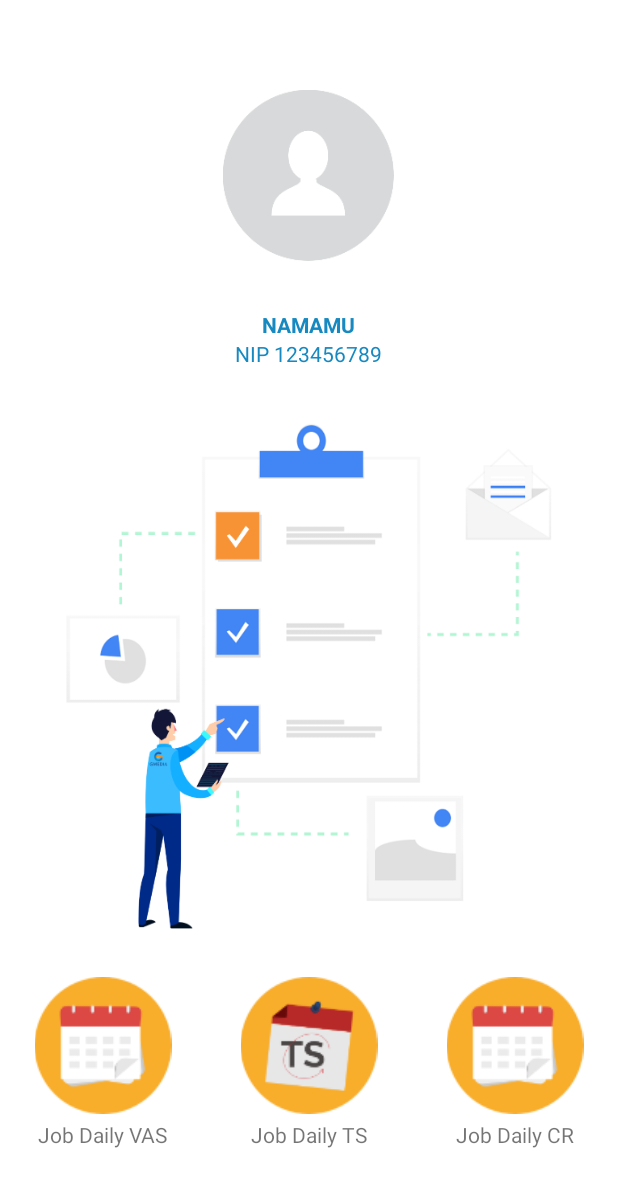
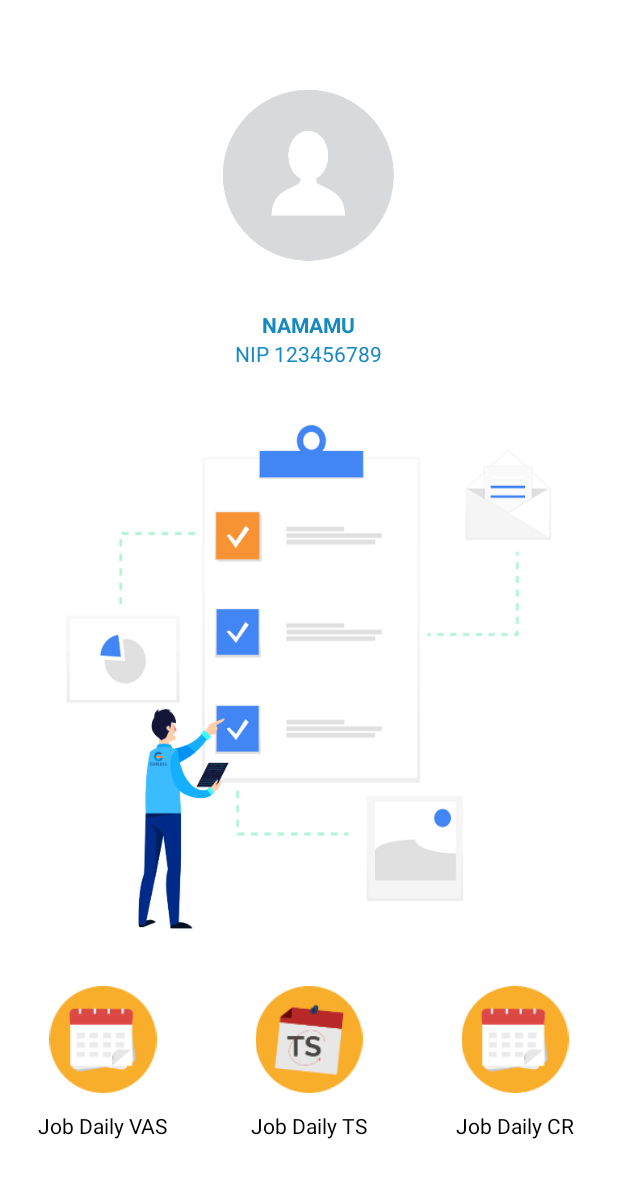
Before and after one commit to BayuW1995/VASGmediaSemarang, an Android app: the layout home.xml on its own in the app's theme, with its tools: preview values and no code run, on a phone screen of 412 x 824 dp. Shown: the top 1187 px of the screen. Run offline under Robolectric (Android 15) with nearby library versions, the light colour scheme and no system bars; network calls fail.

Commit message:
new menu report CR

```diff
--- a/app/build.gradle
+++ b/app/build.gradle
@@ -6,7 +6,7 @@ android {
         applicationId "gmedia.net.id.vasgmediasemarang"
         minSdkVersion 16
         targetSdkVersion 27
-        versionCode 3
+        versionCode 4
         versionName "1.0.1"
         testInstrumentationRunner "android.support.test.runner.AndroidJUnitRunner"
     }
--- a/app/src/main/java/gmedia/net/id/vasgmediasemarang/menu_equipment/Equipment.java
+++ b/app/src/main/java/gmedia/net/id/vasgmediasemarang/menu_equipment/Equipment.java
@@ -435,7 +435,6 @@ public class Equipment extends AppCompatActivity {
 							}
 						});
 						recView.addOnScrollListener(load);*/
-
 						/*recView.setOnScrollListener(new AbsListView.OnScrollListener() {
 							@Override
 							public void onScrollStateChanged(AbsListView absListView, int i) {
--- a/app/src/main/java/gmedia/net/id/vasgmediasemarang/menu_job_daily_ts/JobDailyTS.java
+++ b/app/src/main/java/gmedia/net/id/vasgmediasemarang/menu_job_daily_ts/JobDailyTS.java
@@ -178,7 +178,8 @@ public class JobDailyTS extends AppCompatActivity {
 									isi.getString("alamat"),
 									isi.getString("jenis_project"),
 									isi.getString("survey_lastmile"),
-									isi.getString("flag_custom")
+									isi.getString("flag_custom"),
+									isi.getString("update_progress")
 							));
 						}
 						listView.setAdapter(null);
--- a/app/src/main/res/layout/home.xml
+++ b/app/src/main/res/layout/home.xml
@@ -104,134 +104,119 @@
                 android:layout_height="0dp"
                 android:layout_weight="0.5" />
 
-
             <LinearLayout
                 android:layout_width="match_parent"
                 android:layout_height="0dp"
                 android:layout_weight="3"
                 android:orientation="horizontal"
+                android:gravity="center"
                 android:weightSum="3">
-
-                <LinearLayout
-                    android:layout_width="0dp"
-                    android:layout_height="match_parent"
-                    android:layout_weight="1"
-                    android:gravity="center"
-                    android:orientation="horizontal"
-                    android:weightSum="5">
 
                 <LinearLayout
                     android:id="@+id/menuDailyJoblist"
                     android:layout_width="0dp"
                     android:layout_height="match_parent"
-                        android:layout_weight="4"
+                    android:layout_weight="1"
                     android:background="@drawable/bcg_menu_home"
                     android:clickable="true"
                     android:gravity="center"
+                    android:padding="@dimen/menu_padding"
+                    android:layout_marginLeft="@dimen/menu_width"
+                    android:layout_marginRight="@dimen/menu_width"
                     android:orientation="vertical"
                     android:weightSum="5">
 
                     <ImageView
                         android:layout_width="match_parent"
                         android:layout_height="0dp"
-                            android:layout_weight="4"
+                        android:layout_weight="3.5"
                         android:src="@drawable/icon_daily_vas" />
 
                     <RelativeLayout
                         android:layout_width="match_parent"
                         android:layout_height="0dp"
-                            android:layout_weight="1">
+                        android:layout_weight="1.5">
 
                         <TextView
                             android:layout_width="wrap_content"
                             android:layout_height="wrap_content"
                             android:layout_alignParentBottom="true"
                             android:layout_centerHorizontal="true"
+                            android:textColor="@color/black"
                             android:text="Job Daily VAS" />
                     </RelativeLayout>
 
                 </LinearLayout>
-                </LinearLayout>
-
-                <LinearLayout
-                    android:layout_width="0dp"
-                    android:layout_height="match_parent"
-                    android:layout_weight="1"
-                    android:gravity="center"
-                    android:orientation="horizontal"
-                    android:weightSum="5">
 
                 <LinearLayout
                     android:id="@+id/menuJobDailyTS"
                     android:layout_width="0dp"
                     android:layout_height="match_parent"
-                        android:layout_weight="4"
+                    android:layout_weight="1"
                     android:background="@drawable/bcg_menu_home"
                     android:clickable="true"
                     android:gravity="center"
+                    android:padding="@dimen/menu_padding"
+                    android:layout_marginLeft="@dimen/menu_width"
+                    android:layout_marginRight="@dimen/menu_width"
                     android:orientation="vertical"
                     android:weightSum="5">
 
                     <ImageView
                         android:layout_width="match_parent"
                         android:layout_height="0dp"
-                            android:layout_weight="4"
+                        android:layout_weight="3.5"
                         android:src="@drawable/icon_daily_job_ts" />
 
                     <RelativeLayout
                         android:layout_width="match_parent"
                         android:layout_height="0dp"
-                            android:layout_weight="1">
+                        android:layout_weight="1.5">
 
                         <TextView
                             android:layout_width="wrap_content"
                             android:layout_height="wrap_content"
                             android:layout_alignParentBottom="true"
                             android:layout_centerHorizontal="true"
+                            android:textColor="@color/black"
                             android:text="Job Daily TS" />
                     </RelativeLayout>
                 </LinearLayout>
-                </LinearLayout>
-
-                <LinearLayout
-                    android:layout_width="0dp"
-                    android:layout_height="match_parent"
-                    android:layout_weight="1"
-                    android:gravity="center"
-                    android:orientation="horizontal"
-                    android:weightSum="5">
 
                 <LinearLayout
                     android:id="@+id/menuJobDailyCR"
                     android:layout_width="0dp"
                     android:layout_height="match_parent"
-                        android:layout_weight="4"
+                    android:layout_weight="1"
                     android:background="@drawable/bcg_menu_home"
                     android:clickable="true"
                     android:gravity="center"
+                    android:padding="@dimen/menu_padding"
+                    android:layout_marginLeft="@dimen/menu_width"
+                    android:layout_marginRight="@dimen/menu_width"
                     android:orientation="vertical"
                     android:weightSum="5">
 
                     <ImageView
                         android:layout_width="match_parent"
                         android:layout_height="0dp"
-                            android:layout_weight="4"
+                        android:layout_weight="3.5"
                         android:src="@drawable/icon_daily_vas" />
 
                     <RelativeLayout
                         android:layout_width="match_parent"
                         android:layout_height="0dp"
-                            android:layout_weight="1">
+                        android:layout_weight="1.5">
 
                         <TextView
                             android:layout_width="wrap_content"
                             android:layout_height="wrap_content"
                             android:layout_alignParentBottom="true"
                             android:layout_centerHorizontal="true"
+                            android:textColor="@color/black"
                             android:text="Job Daily CR" />
                     </RelativeLayout>
 
-                    </LinearLayout>
                 </LinearLayout>
             </LinearLayout>
 
--- a/app/src/main/res/values/colors.xml
+++ b/app/src/main/res/values/colors.xml
@@ -7,4 +7,5 @@
     <color name="notifBarKuning">#e98706</color>
     <color name="layoutKuning">#FFF79436</color>
     <color name="layoutBiru">#02b9ff</color>
+    <color name="black">#000000</color>
 </resources>
--- a/app/src/main/res/values/dimens.xml
+++ b/app/src/main/res/values/dimens.xml
@@ -5,4 +5,6 @@
     <dimen name="nav_header_vertical_spacing">8dp</dimen>
     <dimen name="nav_header_height">176dp</dimen>
     <dimen name="fab_margin">16dp</dimen>
+    <dimen name="menu_width">8dp</dimen>
+    <dimen name="menu_padding">6dp</dimen>
 </resources>
--- a/build.gradle
+++ b/build.gradle
@@ -11,9 +11,9 @@ buildscript {
         }
     }
     dependencies {
-        classpath 'com.android.tools.build:gradle:3.4.0'
+        classpath 'com.android.tools.build:gradle:3.4.2'
         classpath 'com.google.gms:google-services:4.2.0'
-        classpath 'io.fabric.tools:gradle:1.26.1'
+        classpath 'io.fabric.tools:gradle:1.28.1'
 
         // NOTE: Do not place your application dependencies here; they belong
         // in the individual module build.gradle files
```
Also changed, not shown: app/src/main/java/gmedia/net/id/vasgmediasemarang/Home.java (+35 -0 lines), app/src/main/java/gmedia/net/id/vasgmediasemarang/Login.java (+14 -1 lines), app/src/main/java/gmedia/net/id/vasgmediasemarang/MainActivity.java (+9 -9 lines), app/src/main/java/gmedia/net/id/vasgmediasemarang/menu_detail_job_daily_ts/DetailJobDailyTs.java (+7 -3 lines), app/src/main/java/gmedia/net/id/vasgmediasemarang/menu_job_daily_ts/ListAdapterJobDailyTS.java (+14 -2 lines), app/src/main/java/gmedia/net/id/vasgmediasemarang/menu_job_daily_ts/ModelListJobDailyTS.java (+11 -2 lines), app/src/main/java/gmedia/net/id/vasgmediasemarang/menu_report_survey/ReportSurvey.java (+75 -4 lines), app/src/main/java/gmedia/net/id/vasgmediasemarang/utils/SessionManager.java (+12 -2 lines), app/src/main/res/layout/activity_report_survey.xml (+7 -0 lines), 2 other files. Lines whose indentation alone changed are shown as unchanged.
